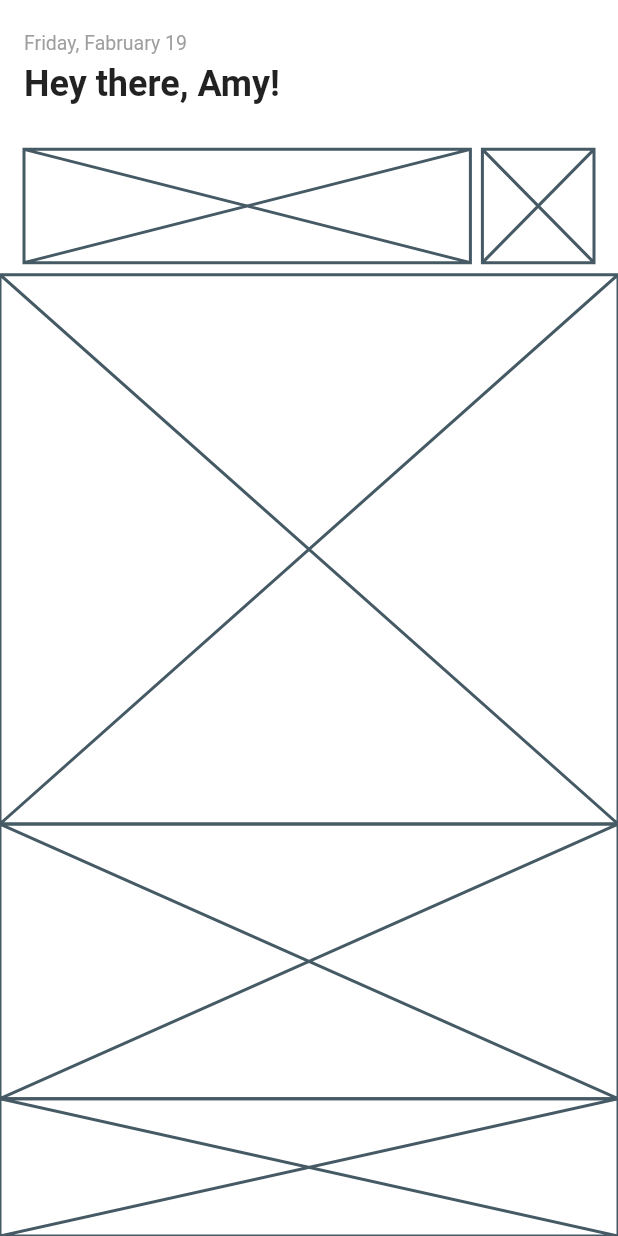
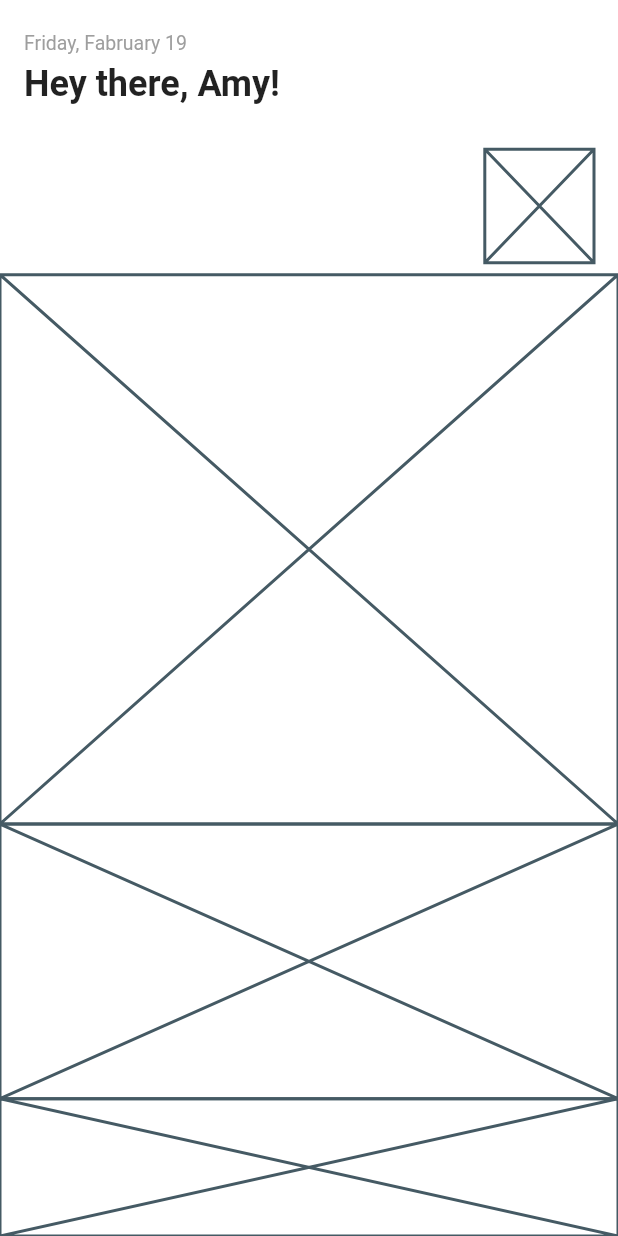
Before and after one commit to JAICHANGPARK/flutter_notebook_11th_story, a Flutter app: the screen it shows after launch, on a phone screen of 412 x 824 dp. Run offline on Flutter 3.47's test engine with Material 2 defaults, Android fonts, the phone set to English and light mode, and no system bars; our stand-ins replace backdrop, badges, flutter_inner_drawer, flutter_slidable, flutter_swiper, google_fonts.

Commit message:
Update experience_home_page.dart

```diff
--- a/lib/ep718_experience_app/experience_home_page.dart
+++ b/lib/ep718_experience_app/experience_home_page.dart
@@ -41,8 +41,12 @@ class _ExperienceHomePageState extends State<ExperienceHomePage> {
                     children: [
                       Expanded(
                           flex: 8,
-                          child: Placeholder()),
-                      SizedBox(width: 8,),
+                          child: Container(
+                            decoration: BoxDecoration(
+
+                            ),
+                          )),
+                      SizedBox(width: 16,),
                       Expanded(
                           flex: 2,
                           child: Placeholder()),
```
